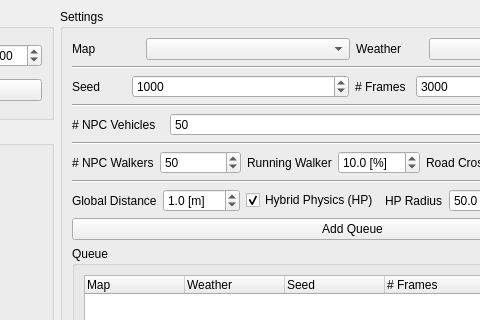
This is shared_dir/src/carla2hdf5.ui in urasakikeisuke/carla2hdf5-v2 as Qt 5 draws it before an edit; both pictures show x 498 to 978 and y 0 to 320 of the 1152 by 822 pixel window. The edited form follows.
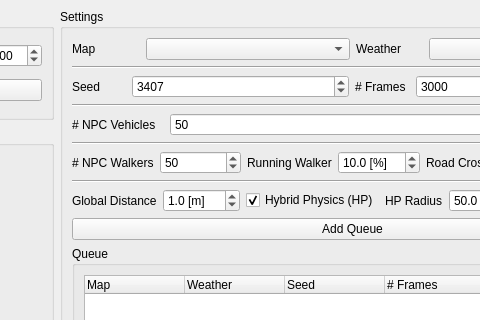
This is the edited form.

Commit message: random.seed(3407) is all you need

Patch:
```diff
--- a/shared_dir/src/carla2hdf5.ui
+++ b/shared_dir/src/carla2hdf5.ui
@@ -147,7 +147,7 @@
               <enum>QAbstractSpinBox::AdaptiveDecimalStepType</enum>
              </property>
              <property name="value">
-              <number>1000</number>
+              <number>3407</number>
              </property>
             </widget>
            </item>
```
